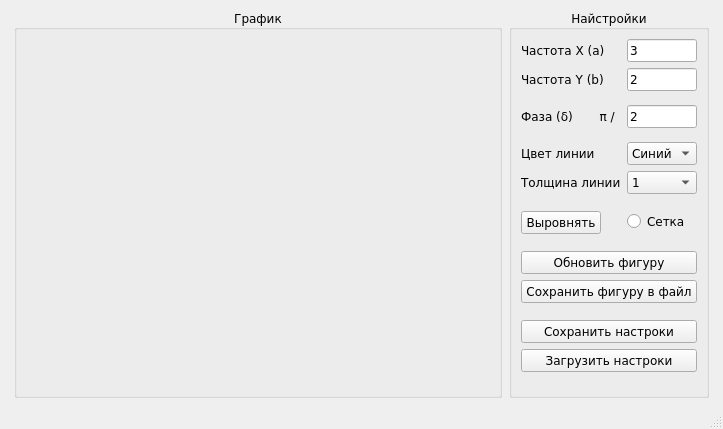
Laztrex/simple-graphics-lissajous, file main_window.ui: the form before one commit.
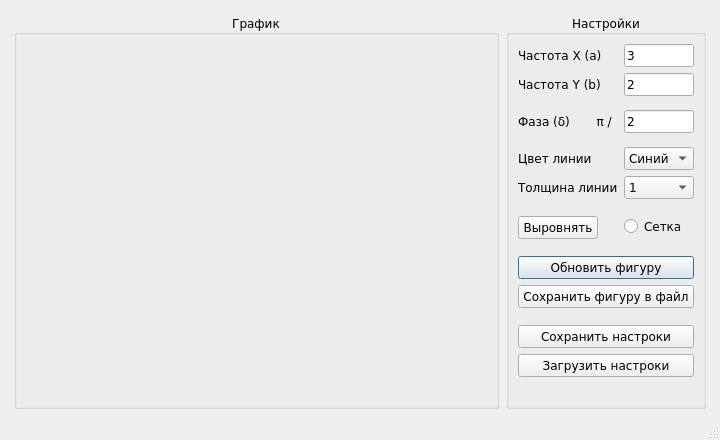
The form after the commit.

What changed in the file:
```diff
--- a/main_window.ui
+++ b/main_window.ui
@@ -12,8 +12,8 @@
    <rect>
     <x>0</x>
     <y>0</y>
-    <width>723</width>
-    <height>429</height>
+    <width>720</width>
+    <height>440</height>
    </rect>
   </property>
   <property name="sizePolicy">
@@ -45,8 +45,8 @@
   </property>
   <widget class="QWidget" name="centralwidget">
    <layout class="QGridLayout" name="gridLayout">
-    <item row="0" column="4">
-     <spacer name="horizontalSpacer_2">
+    <item row="1" column="0">
+     <spacer name="horizontalSpacer">
       <property name="orientation">
        <enum>Qt::Horizontal</enum>
       </property>
@@ -56,12 +56,12 @@
       <property name="sizeHint" stdset="0">
        <size>
         <width>5</width>
-        <height>20</height>
+        <height>3</height>
        </size>
       </property>
      </spacer>
     </item>
-    <item row="0" column="1">
+    <item row="1" column="1">
      <widget class="QGroupBox" name="groupBox">
       <property name="enabled">
        <bool>true</bool>
@@ -94,8 +94,8 @@
       </property>
      </widget>
     </item>
-    <item row="0" column="0">
-     <spacer name="horizontalSpacer">
+    <item row="1" column="2">
+     <spacer name="horizontalSpacer_3">
       <property name="orientation">
        <enum>Qt::Horizontal</enum>
       </property>
@@ -104,16 +104,48 @@
       </property>
       <property name="sizeHint" stdset="0">
        <size>
+        <width>1</width>
+        <height>20</height>
+       </size>
+      </property>
+     </spacer>
+    </item>
+    <item row="0" column="1">
+     <spacer name="verticalSpacer_7">
+      <property name="orientation">
+       <enum>Qt::Vertical</enum>
+      </property>
+      <property name="sizeType">
+       <enum>QSizePolicy::Fixed</enum>
+      </property>
+      <property name="sizeHint" stdset="0">
+       <size>
         <width>5</width>
-        <height>3</height>
+        <height>5</height>
        </size>
       </property>
      </spacer>
     </item>
-    <item row="0" column="3">
+    <item row="1" column="4">
+     <spacer name="horizontalSpacer_2">
+      <property name="orientation">
+       <enum>Qt::Horizontal</enum>
+      </property>
+      <property name="sizeType">
+       <enum>QSizePolicy::Fixed</enum>
+      </property>
+      <property name="sizeHint" stdset="0">
+       <size>
+        <width>5</width>
+        <height>20</height>
+       </size>
+      </property>
+     </spacer>
+    </item>
+    <item row="1" column="3">
      <widget class="QGroupBox" name="groupBox_2">
       <property name="sizePolicy">
-       <sizepolicy hsizetype="Fixed" vsizetype="Fixed">
+       <sizepolicy hsizetype="Preferred" vsizetype="Preferred">
         <horstretch>0</horstretch>
         <verstretch>0</verstretch>
        </sizepolicy>
@@ -136,12 +168,27 @@
        </font>
       </property>
       <property name="title">
-       <string>Найстройки</string>
+       <string>Настройки</string>
       </property>
       <property name="alignment">
        <set>Qt::AlignCenter</set>
       </property>
       <layout class="QFormLayout" name="formLayout">
+       <property name="fieldGrowthPolicy">
+        <enum>QFormLayout::AllNonFixedFieldsGrow</enum>
+       </property>
+       <property name="labelAlignment">
+        <set>Qt::AlignLeading|Qt::AlignLeft|Qt::AlignVCenter</set>
+       </property>
+       <property name="formAlignment">
+        <set>Qt::AlignRight|Qt::AlignTop|Qt::AlignTrailing</set>
+       </property>
+       <property name="horizontalSpacing">
+        <number>6</number>
+       </property>
+       <property name="leftMargin">
+        <number>9</number>
+       </property>
        <item row="0" column="0">
         <widget class="QLabel" name="label">
          <property name="text">
@@ -225,6 +272,18 @@
        </item>
        <item row="5" column="1">
         <widget class="QComboBox" name="color_combobox">
+         <property name="minimumSize">
+          <size>
+           <width>0</width>
+           <height>0</height>
+          </size>
+         </property>
+         <property name="maximumSize">
+          <size>
+           <width>16777215</width>
+           <height>16777215</height>
+          </size>
+         </property>
          <item>
           <property name="text">
            <string>Синий</string>
@@ -332,9 +391,33 @@
        </item>
        <item row="10" column="0" colspan="2">
         <widget class="QPushButton" name="plot_button">
+         <property name="layoutDirection">
+          <enum>Qt::LeftToRight</enum>
+         </property>
+         <property name="autoFillBackground">
+          <bool>false</bool>
+         </property>
          <property name="text">
           <string>Обновить фигуру</string>
          </property>
+         <property name="checkable">
+          <bool>false</bool>
+         </property>
+         <property name="autoRepeat">
+          <bool>false</bool>
+         </property>
+         <property name="autoExclusive">
+          <bool>false</bool>
+         </property>
+         <property name="autoDefault">
+          <bool>false</bool>
+         </property>
+         <property name="default">
+          <bool>true</bool>
+         </property>
+         <property name="flat">
+          <bool>false</bool>
+         </property>
         </widget>
        </item>
        <item row="11" column="0" colspan="2">
@@ -393,22 +476,6 @@
       </layout>
      </widget>
     </item>
-    <item row="0" column="2">
-     <spacer name="horizontalSpacer_3">
-      <property name="orientation">
-       <enum>Qt::Horizontal</enum>
-      </property>
-      <property name="sizeType">
-       <enum>QSizePolicy::Fixed</enum>
-      </property>
-      <property name="sizeHint" stdset="0">
-       <size>
-        <width>1</width>
-        <height>20</height>
-       </size>
-      </property>
-     </spacer>
-    </item>
    </layout>
   </widget>
   <widget class="QMenuBar" name="menubar">
```
Left out of the diff: 48 changed lines with no effect on the pictures.
